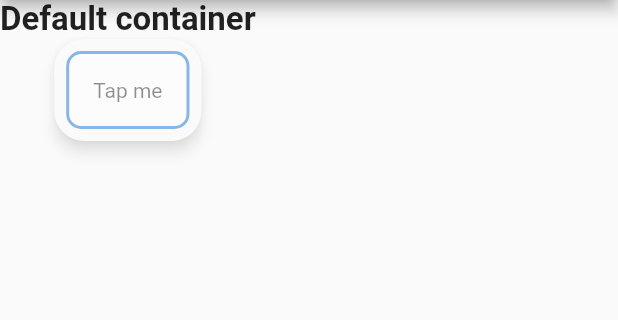
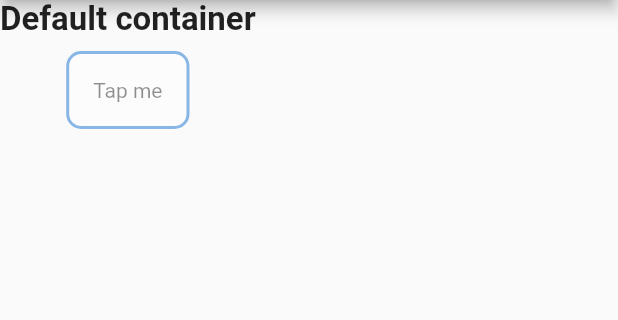
Before and after one commit to fgcan10/selectable_container, a Flutter app: the SimpleExamplePage screen opened directly, on a phone screen of 412 x 824 dp, the part 84-404 px from its top. Run offline on Flutter 3.47's test engine with Material 2 defaults, Android fonts, the light colour scheme and no system bars; statements that could not run were skipped.

Commit message:
Elevation and borderRadius properties

```diff
--- a/lib/selectable_container.dart
+++ b/lib/selectable_container.dart
@@ -60,6 +60,13 @@ class SelectableContainer extends StatefulWidget {
   /// Default value : 0.0
   final double padding;
 
+  /// Elevation
+  /// Default value : 0.0
+  final double elevation;
+
+  // Default value : 10.0
+  final double borderRadius;
+
   @override
   _SelectableContainerState createState() => _SelectableContainerState();
 
@@ -77,6 +84,8 @@ class SelectableContainer extends StatefulWidget {
       this.unselectedOpacity = 0.5,
       this.opacityAnimationDuration = 600,
       this.padding = 0,
+      this.elevation = 0.0,
+      this.borderRadius = 10.0,
       this.child});
 }
 
@@ -123,8 +132,8 @@ class _SelectableContainerState extends State<SelectableContainer> {
           child: Column(
             children: [
               Material(
-                borderRadius: BorderRadius.circular(20.0),
-                elevation: 4.0,
+                borderRadius: BorderRadius.circular(widget.borderRadius),
+                elevation: widget.elevation,
                 child: Stack(
                   alignment: widget.iconAlignment,
                   children: <Widget>[
@@ -138,7 +147,8 @@ class _SelectableContainerState extends State<SelectableContainer> {
                                   ? _selectedBorderColor
                                   : _unselectedBorderColor,
                               width: widget.borderSize.toDouble()),
-                          borderRadius: BorderRadius.circular(10),
+                          borderRadius:
+                              BorderRadius.circular(widget.borderRadius),
                           color: _selected
                               ? _selectedBackgroundColor
                               : _unselectedBackgroundColor),
```
